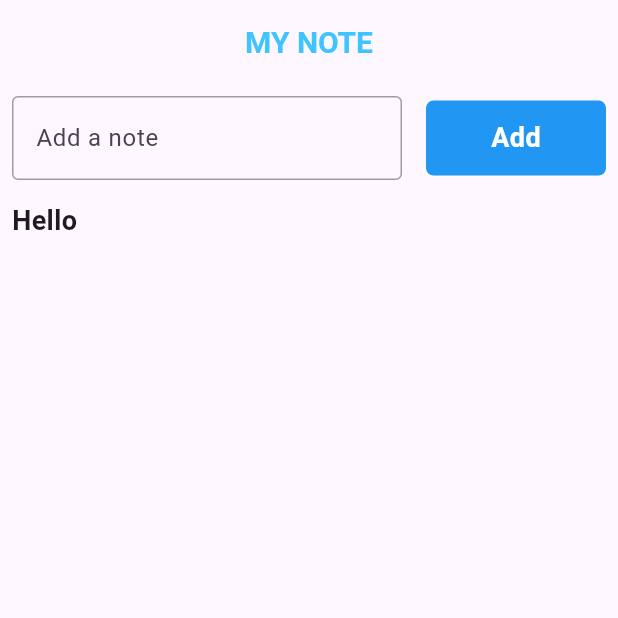
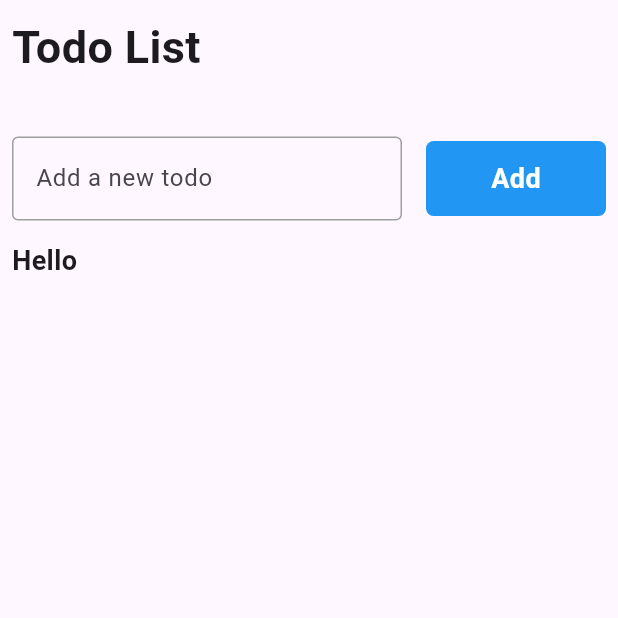
Before and after one commit to Abhinandas004/TODO-App-With-provider, a Flutter app: the screen it shows after launch, after a tap on "Add", on a phone screen of 412 x 824 dp, the top half of it. Run offline on Flutter 3.47's test engine with Material 3 defaults, Android fonts, the phone set to English and light mode, and no system bars; our stand-ins replace get, shared_preferences.

Commit message:
Getx_controller_shared_pref

```diff
--- a/lib/Note_app/Note_app_ui.dart
+++ b/lib/Note_app/Note_app_ui.dart
@@ -82,7 +82,6 @@ class NoteAppUi extends StatelessWidget {
                 itemBuilder: (context, index) {
                   final note = noteController.notes[index];
                   final title = note["title"]; "";
-
                   return Todotilee(
                     title: title,
                   );
--- /dev/null
+++ b/lib/Todo_sharedpreference/Controller_todo.dart
@@ -0,0 +1,31 @@
+import 'dart:convert';
+
+import 'package:flutter/cupertino.dart';
+import 'package:shared_preferences/shared_preferences.dart';
+
+class Todocontroller extends ChangeNotifier {
+  List<Map<String, dynamic>> Tododata = <Map<String, dynamic>>[
+    {"title": "Hello", "isCheck": false},
+  ];
+  void loadData() async {
+    final prefs = await SharedPreferences.getInstance();
+    String? titles = prefs.getString('Tododata');
+    if (titles != null) {
+      Tododata = List<Map<String, dynamic>>.from(jsonDecode(titles));
+    }
+    notifyListeners();
+  }
+
+  void saveData() async {
+    final prefs = await SharedPreferences.getInstance();
+    await prefs.setString('Tododata', jsonEncode(Tododata));
+    notifyListeners();
+  }
+
+  void addNote(String title) async {
+    Tododata.add({"title": title, "isCheck": false});
+    final prefs = await SharedPreferences.getInstance();
+    saveData();
+    notifyListeners();
+  }
+}
--- /dev/null
+++ b/lib/Todo_sharedpreference/Todo_share_ui.dart
@@ -0,0 +1,94 @@
+import 'package:flutter/material.dart';
+import 'package:provider/provider.dart';
+import 'package:state_management/Todo_sharedpreference/Controller_todo.dart';
+
+import '../Note_app/Note_todo.dart';
+import 'Todo_list_tile.dart';
+
+class TodoShareUi extends StatelessWidget {
+   TodoShareUi({super.key});
+
+  final noteController = TextEditingController();
+
+  @override
+  Widget build(BuildContext context) {
+final getFunction = Provider.of<Todocontroller>(context);
+    TextEditingController todoController = TextEditingController();
+    return Scaffold( body: SafeArea(child: Column(
+      children: [
+        Row(
+          children: [
+            Padding(
+              padding: const EdgeInsets.only(top: 10, left: 8),
+              child: Text(
+                "Todo List",
+                style: TextStyle(fontSize: 30, fontWeight: FontWeight.bold),
+              ),
+            ),
+          ],
+        ),
+        SizedBox(height: 30),
+        Row(
+          mainAxisAlignment: MainAxisAlignment.spaceBetween,
+          children: [
+            Expanded(
+              child: Padding(
+                padding: const EdgeInsets.all(8.0),
+                child: TextFormField(controller: todoController,
+                  decoration: InputDecoration(
+                    labelText: "Add a new todo",
+                    border: OutlineInputBorder(
+                      borderRadius: BorderRadius.all(Radius.circular(5)),
+                    ),
+                    enabledBorder: OutlineInputBorder(
+                      borderSide: BorderSide(color: Colors.grey, width: 1),
+                    ),
+                  ),
+                ),
+              ),
+            ),
+            Padding(
+              padding: const EdgeInsets.all(8.0),
+              child: InkWell(
+                onTap: (){
+                  getFunction.addNote(todoController.text);
+                  todoController.clear();
+                },
+                child: Container(
+                  height: 50,
+                  width: 120,
+                  decoration: BoxDecoration(
+                    borderRadius: BorderRadius.all(Radius.circular(5)),
+                    color: Colors.blue,
+                  ),
+                  child: Center(
+                    child: Text(
+                      "Add",
+                      style: TextStyle(
+                        color: Colors.white,
+                        fontWeight: FontWeight.bold,
+                        fontSize: 18,
+                      ),
+                    ),
+                  ),
+                ),
+              ),
+            ),
+          ],
+        ),Expanded(child: ListView.builder(
+    itemCount: getFunction.Tododata.length,
+    itemBuilder: (context, index) {
+    final note = getFunction.Tododata[index];
+    final title = note["title"]; "";
+    return Todotilee(
+    title: title,
+    );
+    },
+    )
+    )
+      ],
+    ),
+  )
+    );
+  }
+}
--- a/lib/main.dart
+++ b/lib/main.dart
@@ -3,9 +3,13 @@ import 'package:get/get_navigation/get_navigation.dart';
 import 'package:provider/provider.dart';
 import 'package:state_management/Counter_controller/Counter%20ui.dart';
 import 'package:state_management/Counter_provider.dart';
+import 'package:state_management/Todo_sharedpreference/Controller_todo.dart';
+import 'package:state_management/Todo_sharedpreference/Todo_share_ui.dart';
 
 import 'Counter_ui.dart';
 import 'Note_app/Note_app_ui.dart';
+import 'Shared_preferences/Shared_counter_ui.dart';
+import 'Shared_preferences/Shared_preference_function.dart';
 import 'Todo/Splashscreen.dart';
 import 'Todo/Todo_provider.dart';
 
@@ -14,6 +18,8 @@ void main() {
     MultiProvider(
       providers: [
         ChangeNotifierProvider(create: (context) => Todoprovider()),
+        ChangeNotifierProvider(create: (context) => Countershare()..loadData()),
+        ChangeNotifierProvider(create: (context) => Todocontroller()..loadData()),
       ],
       child:
        MyApp(),
@@ -50,7 +56,7 @@ class MyApp extends StatelessWidget {
         // tested with just a hot reload.
         colorScheme: ColorScheme.fromSeed(seedColor: Colors.deepPurple),
       ),
-      home: NoteAppUi(),
+      home: TodoShareUi(),
     );
   }
 }
--- a/pubspec.yaml
+++ b/pubspec.yaml
@@ -36,6 +36,7 @@ dependencies:
   cupertino_icons: ^1.0.8
   provider: ^6.1.5+1
   get: ^4.7.2
+  shared_preferences: ^2.5.3
 
 dev_dependencies:
   flutter_test:
```
Also changed, not shown: lib/Shared_preferences/Shared_counter_ui.dart (added, +35 -0 lines), lib/Shared_preferences/Shared_preference_function.dart (added, +33 -0 lines), lib/Todo_sharedpreference/Todo_list_tile.dart (added, +30 -0 lines), pubspec.lock, 1 other file.
